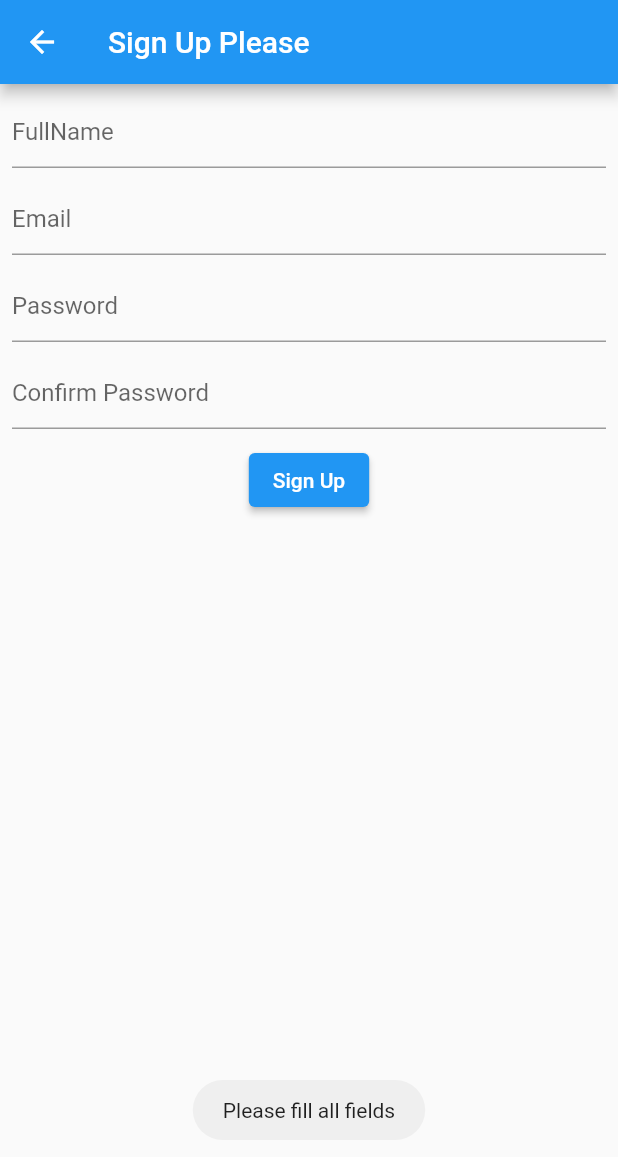
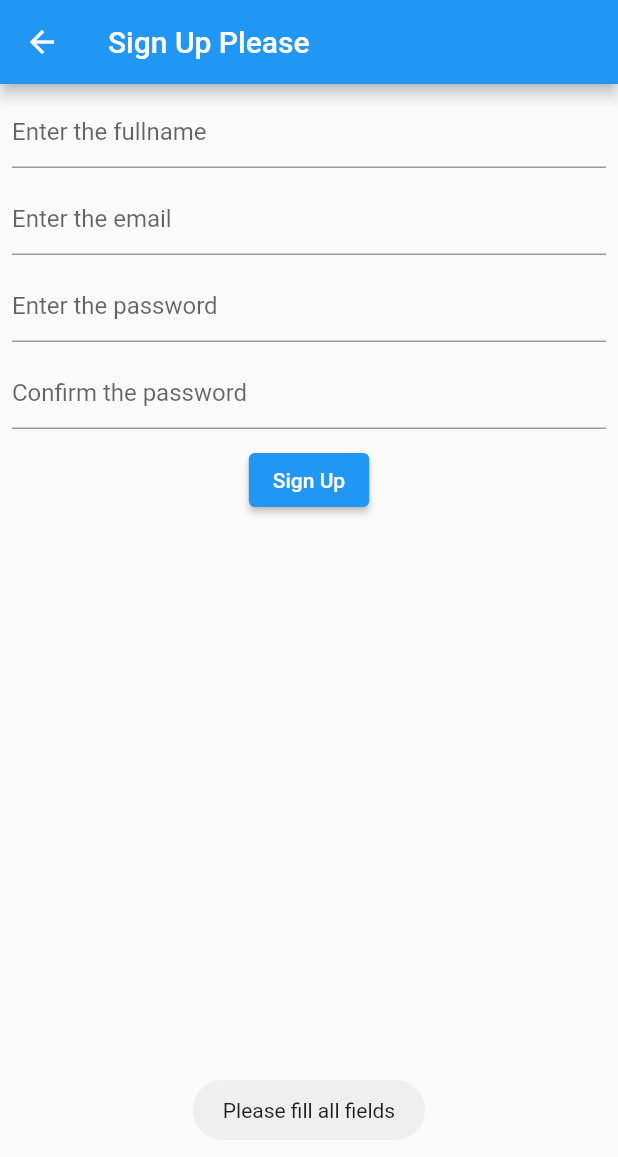
Before and after one commit to SLIIT-FacultyOfComputing/lab-protfolio-Dilanka-Nirmal, a Flutter app: the SignUpScreen screen opened directly, after a tap on "Sign Up", on a phone screen of 412 x 824 dp. Shown: the top 1157 px of the screen. Run offline on Flutter 3.47's test engine with Material 2 defaults, Android fonts, the light colour scheme and no system bars; our stand-ins replace firebase_auth, firebase_core, firebase_database, firebase_storage, fluttertoast, image_picker; missing offline and left inert: ndialog; accounts and stored records are empty.

Commit message:
signup screen.dart file modified

```diff
--- a/Week_03/ctse_lab_02_todo_app/lib/screens/signup_screen.dart
+++ b/Week_03/ctse_lab_02_todo_app/lib/screens/signup_screen.dart
@@ -32,7 +32,7 @@ class _SignUpScreenState extends State<SignUpScreen> {
             TextField(
               controller: fullNameController,
               decoration: const InputDecoration(
-                hintText: 'FullName',
+                hintText: 'Enter the fullname',
               ),
             ),
             const SizedBox(
@@ -41,7 +41,7 @@ class _SignUpScreenState extends State<SignUpScreen> {
             TextField(
               controller: emailController,
               decoration: const InputDecoration(
-                hintText: 'Email',
+                hintText: 'Enter the email',
               ),
             ),
             const SizedBox(
@@ -51,7 +51,7 @@ class _SignUpScreenState extends State<SignUpScreen> {
               controller: passwordController,
               obscureText: true,
               decoration: const InputDecoration(
-                hintText: 'Password',
+                hintText: 'Enter the password',
               ),
             ),
             const SizedBox(
@@ -61,7 +61,7 @@ class _SignUpScreenState extends State<SignUpScreen> {
               controller: confirmController,
               obscureText: true,
               decoration: const InputDecoration(
-                hintText: 'Confirm Password',
+                hintText: 'Confirm the password',
               ),
             ),
             const SizedBox(
@@ -88,7 +88,7 @@ class _SignUpScreenState extends State<SignUpScreen> {
                     // show error toast
                     Fluttertoast.showToast(
                         msg:
-                            'Weak Password, at least 6 characters are required');
+                            'Weak password, at least 6 characters are required');
 
                     return;
                   }
@@ -104,7 +104,7 @@ class _SignUpScreenState extends State<SignUpScreen> {
 
                   ProgressDialog progressDialog = ProgressDialog(
                     context,
-                    title: const Text('Signing Up'),
+                    title: const Text('Signing up'),
                     message: const Text('Please wait'),
                   );
 
```
